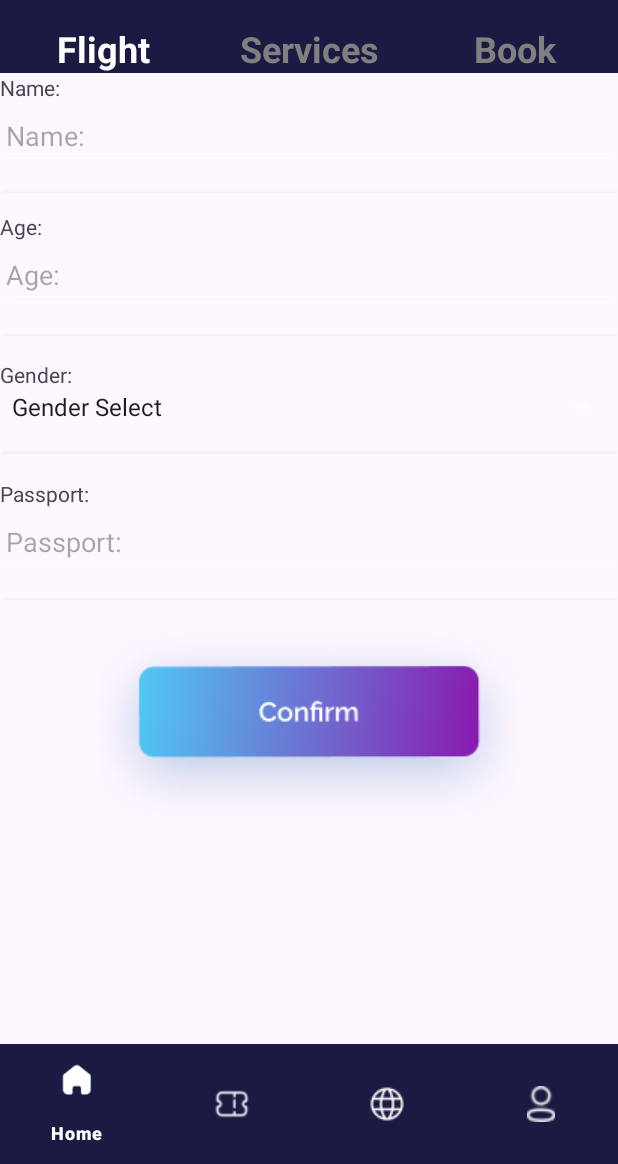
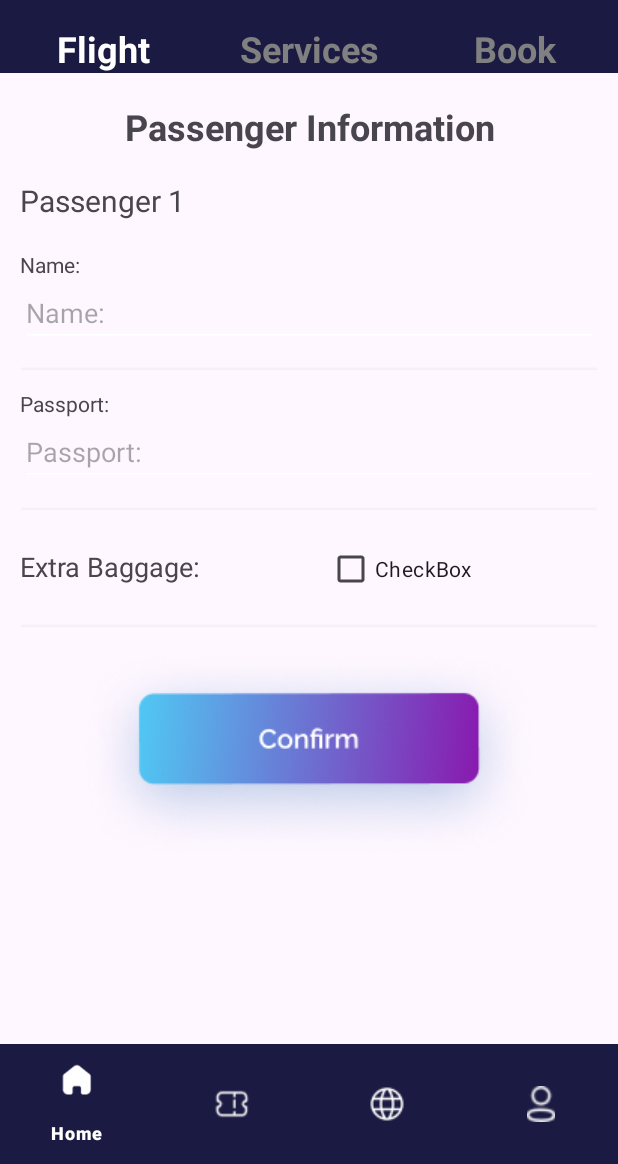
Before and after one commit to T1adus/CSIT214-Project-Deliverable, an Android app: the fragment CustomerInfoFragment placed in its activity, on a phone screen of 412 x 824 dp, the part 72-1236 px from its top. Run offline under Robolectric (Android 15) with nearby library versions, the phone set to English and light mode, and no system bars.

Commit message:
CustomerInfoFragment UI Redesign & Class Passenger
This commit redesign the UI of the CustomerInfoFragment which take input of passenger information. It also creates class Passenger to store the detail of each passenger like name, passport and extra baggage if any.

```diff
--- a/FlytDream/app/src/main/java/com/example/flytdream/CustomerInfoFragment.java
+++ b/FlytDream/app/src/main/java/com/example/flytdream/CustomerInfoFragment.java
@@ -75,13 +75,10 @@ public class CustomerInfoFragment extends Fragment {
         // Inflate the layout for this fragment
         View view =  inflater.inflate(R.layout.fragment_customer_info, container, false);
         nameEdit = view.findViewById(R.id.nameEdit);
-        ageEdit = view.findViewById(R.id.ageEdit);
-        genderSelect = view.findViewById(R.id.genderSelect);
         passportEdit = view.findViewById(R.id.passportEdit);
         activity = (CoreActivity) getActivity();
         setHasOptionsMenu(true);
 
-        inflateSpinner();
         return view;
     }
 
@@ -101,22 +98,9 @@ public class CustomerInfoFragment extends Fragment {
         if (item.getItemId() == R.id.action_profile) {
             Toast.makeText(this.getActivity(), "Yo!", Toast.LENGTH_SHORT).show();
         } else if (item.getItemId() == android.R.id.home) {
-            activity.loadFragment(new TripFragment());
+            activity.loadFragment(new FlightSelectFragment());
             return true;
         }
         return super.onOptionsItemSelected(item);
     }
-
-    public void inflateSpinner() {
-        String[] genderList = new String[] {"Gender Select", "Male", "Female", "Other"};
-
-        ArrayAdapter<String> genders = new ArrayAdapter<>(
-                requireContext(),
-                android.R.layout.simple_spinner_item,
-                genderList
-        );
-
-        genders.setDropDownViewResource(android.R.layout.simple_spinner_dropdown_item);
-        genderSelect.setAdapter(genders);
-    }
 }
--- /dev/null
+++ b/FlytDream/app/src/main/java/com/example/flytdream/Passenger.java
@@ -0,0 +1,22 @@
+package com.example.flytdream;
+
+public class Passenger {
+    private String passengerName;
+    private String passengerPassport;
+    private boolean extraBaggage;
+
+    public Passenger() {
+        passengerName = "";
+        passengerPassport = "";
+        extraBaggage = false;
+    }
+
+    public String getPassengerName() {return passengerName;}
+    public String getPassengerPassport() {return passengerPassport;}
+    public boolean getExtraBaggageStatus() {return extraBaggage;}
+    public void setPassengerName(String newPassengerName) {passengerName = newPassengerName;}
+    public void setPassengerPassport(String newPassengerPassport) {passengerPassport = passengerPassport;}
+    public void setExtraBaggage(boolean extraBaggageStatus) {
+        extraBaggage = extraBaggageStatus;
+    }
+}
--- a/FlytDream/app/src/main/res/layout/fragment_customer_info.xml
+++ b/FlytDream/app/src/main/res/layout/fragment_customer_info.xml
@@ -8,6 +8,7 @@
     <LinearLayout
         android:layout_width="match_parent"
         android:layout_height="match_parent"
+        android:gravity="center_horizontal"
         android:orientation="vertical">
 
         <LinearLayout
@@ -53,6 +54,46 @@
 
         </LinearLayout>
 
+        <LinearLayout
+            android:layout_width="wrap_content"
+            android:layout_height="match_parent"
+            android:gravity="center_horizontal"
+            android:orientation="vertical">
+
+            <TextView
+                android:id="@+id/textView3"
+                android:layout_width="match_parent"
+                android:layout_height="wrap_content"
+                android:text="@string/blank" />
+
+            <TextView
+                android:id="@+id/textView21"
+                android:layout_width="match_parent"
+                android:layout_height="wrap_content"
+                android:gravity="center_horizontal|center_vertical"
+                android:text="@string/passengerInfoText"
+                android:textSize="24sp"
+                android:textStyle="bold" />
+
+            <TextView
+                android:id="@+id/textView24"
+                android:layout_width="match_parent"
+                android:layout_height="wrap_content"
+                android:text="@string/blank" />
+
+            <TextView
+                android:id="@+id/textView11"
+                android:layout_width="match_parent"
+                android:layout_height="wrap_content"
+                android:text="@string/passengerNumber"
+                android:textSize="20sp" />
+
+            <TextView
+                android:id="@+id/textView25"
+                android:layout_width="match_parent"
+                android:layout_height="wrap_content"
+                android:text="@string/blank" />
+
             <TextView
                 android:id="@+id/nameInput"
                 android:layout_width="match_parent"
@@ -72,44 +113,6 @@
                 android:id="@+id/imageView11"
                 android:layout_width="match_parent"
                 android:layout_height="28dp"
-            android:src="@drawable/vector" />
-
-        <TextView
-            android:id="@+id/ageInput"
-            android:layout_width="match_parent"
-            android:layout_height="wrap_content"
-            android:text="@string/ageInputText" />
-
-        <EditText
-            android:id="@+id/ageEdit"
-            android:layout_width="match_parent"
-            android:layout_height="wrap_content"
-            android:ems="10"
-            android:hint="@string/ageInputText"
-            android:inputType="number"
-            android:text="@string/blank" />
-
-        <ImageView
-            android:id="@+id/imageView13"
-            android:layout_width="match_parent"
-            android:layout_height="34dp"
-            android:src="@drawable/vector" />
-
-        <TextView
-            android:id="@+id/genderInput"
-            android:layout_width="match_parent"
-            android:layout_height="wrap_content"
-            android:text="@string/genderInputText" />
-
-        <Spinner
-            android:id="@+id/genderSelect"
-            android:layout_width="match_parent"
-            android:layout_height="wrap_content" />
-
-        <ImageView
-            android:id="@+id/imageView16"
-            android:layout_width="match_parent"
-            android:layout_height="36dp"
                 android:src="@drawable/vector" />
 
             <TextView
@@ -133,12 +136,41 @@
                 android:layout_height="30dp"
                 android:src="@drawable/vector" />
 
+            <LinearLayout
+                android:layout_width="match_parent"
+                android:layout_height="wrap_content"
+                android:orientation="horizontal">
+
+                <TextView
+                    android:id="@+id/textView26"
+                    android:layout_width="wrap_content"
+                    android:layout_height="fill_parent"
+                    android:layout_weight="1"
+                    android:gravity="center_vertical"
+                    android:text="@string/extraBaggageView"
+                    android:textSize="18sp" />
+
+                <CheckBox
+                    android:id="@+id/checkBox2"
+                    android:layout_width="wrap_content"
+                    android:layout_height="wrap_content"
+                    android:layout_weight="1"
+                    android:text="CheckBox" />
+            </LinearLayout>
+
+            <ImageView
+                android:id="@+id/imageView18"
+                android:layout_width="match_parent"
+                android:layout_height="30dp"
+                android:src="@drawable/vector" />
+
             <ImageButton
                 android:id="@+id/imageButton"
                 android:layout_width="match_parent"
                 android:layout_height="wrap_content"
-            android:src="@drawable/seat_confirm"
-            android:background="@android:color/transparent"/>
+                android:background="@android:color/transparent"
+                android:src="@drawable/seat_confirm" />
+        </LinearLayout>
 
     </LinearLayout>
 </FrameLayout>
--- a/FlytDream/app/src/main/res/values/strings.xml
+++ b/FlytDream/app/src/main/res/values/strings.xml
@@ -47,4 +47,7 @@
     <string name="notS">Not Selectable</string>
     <string name="fromto">Depart</string>
     <string name="cityHint">Enter city name</string>
+    <string name="passengerInfoText">Passenger Information</string>
+    <string name="passengerNumber">Passenger 1</string>
+    <string name="extraBaggageView">Extra Baggage:</string>
 </resources>
```
Lines whose indentation alone changed are shown as unchanged.
